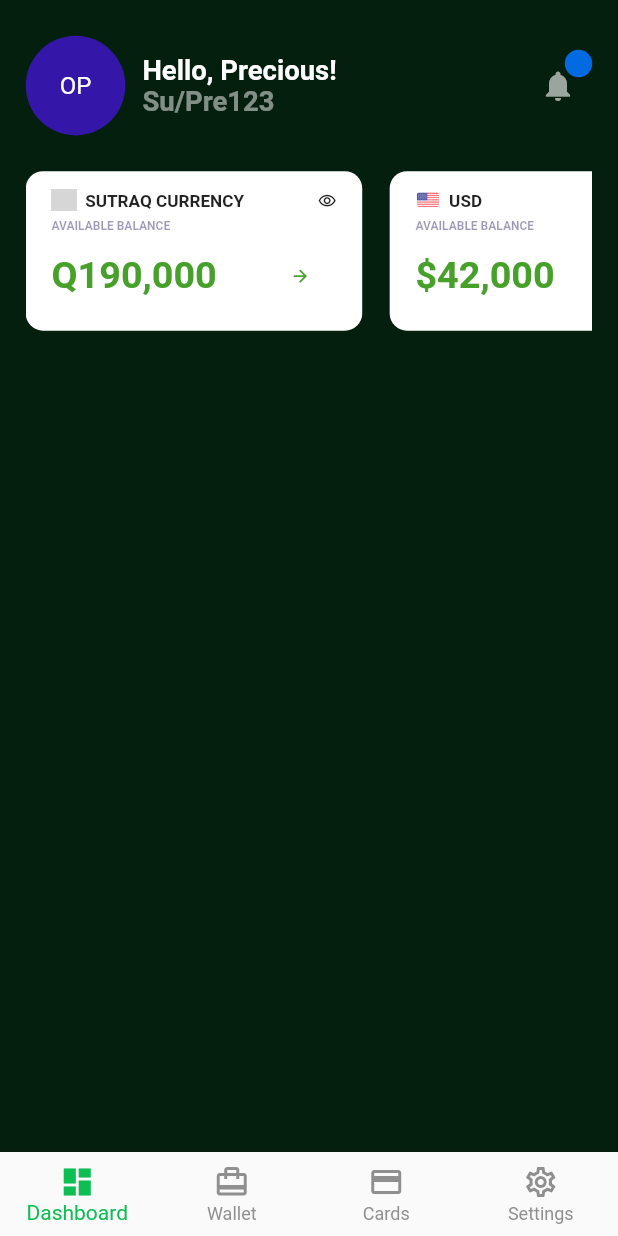
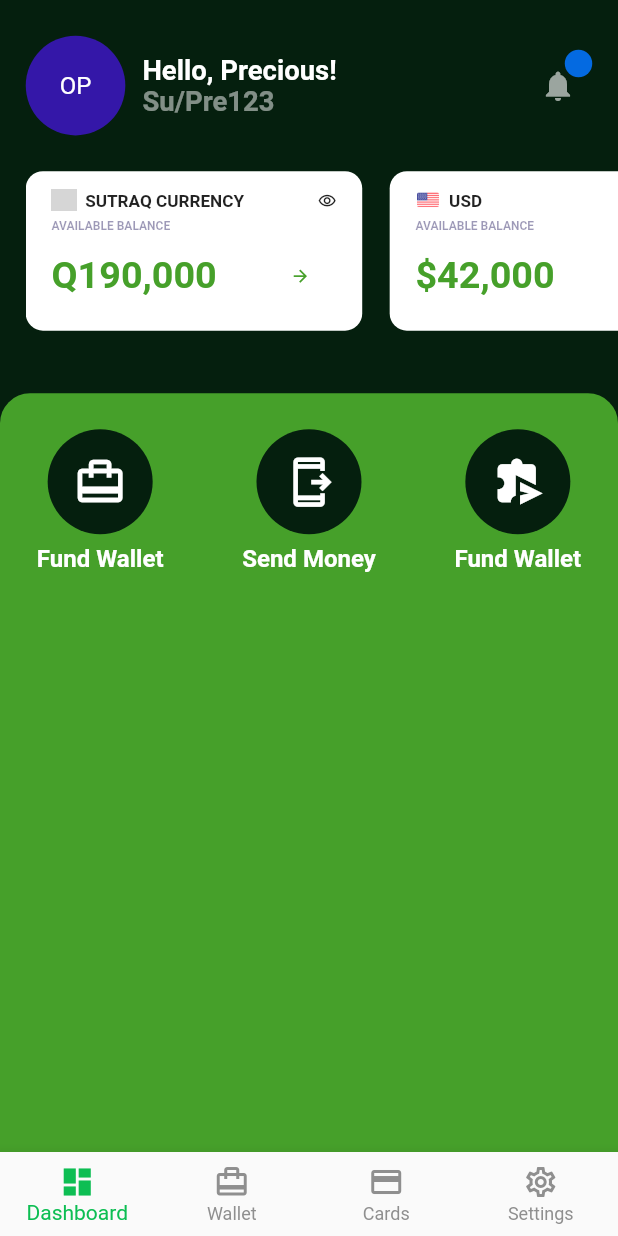
Before and after one commit to Sohag-84/Bank_UI_design, a Flutter app: the BottomNavBarPage screen opened by its route, on a phone screen of 412 x 824 dp. Run offline on Flutter 3.47's test engine with Material 2 defaults, Android fonts, the phone set to English and light mode, and no system bars; our stand-ins replace flutter_screenutil, get; grey boxes are pictures that could not be loaded.

Commit message:
create custom transaction

```diff
--- a/lib/constant/color.dart
+++ b/lib/constant/color.dart
@@ -27,7 +27,7 @@ class BottomNavColor {
   static Color unselectedItemColor = Color(0xFF7A7A7A).withOpacity(0.84);
 }
 
-class DashboardColor{
+class DashboardColor {
   static const Color bg_color = Color(0xFF051F0E);
   static const Color containerColor = Colors.white;
   static const Color textColor = Colors.white;
--- a/lib/constant/strings.dart
+++ b/lib/constant/strings.dart
@@ -50,9 +50,12 @@ class TipText {
   static const String buttonText = "Got It!";
 }
 
-class DashboardText{
+class DashboardText {
   static const String welcomeText = "Hello, Precious!";
   static const String welcomeText2 = "Su/Pre123";
   static const String surtaqCurrency = "SUTRAQ CURRENCY";
   static const String availableBalance = "AVAILABLE BALANCE";
+  static const String fundWallet = "Fund Wallet";
+  static const String sendMoney = "Send Money";
+  static const String withdraw = "Withdraw";
 }
--- a/lib/views/dashboard_screen.dart
+++ b/lib/views/dashboard_screen.dart
@@ -2,12 +2,11 @@
 
 import 'package:bank_ui_design/constant/color.dart';
 import 'package:bank_ui_design/constant/strings.dart';
-import 'package:flutter/cupertino.dart';
 import 'package:flutter/material.dart';
-import 'package:flutter/rendering.dart';
 import 'package:flutter_screenutil/flutter_screenutil.dart';
 
 import '../widgets/custom_container.dart';
+import '../widgets/custom_transaction.dart';
 
 class DashboardScreen extends StatelessWidget {
   const DashboardScreen({Key? key}) : super(key: key);
@@ -17,11 +16,16 @@ class DashboardScreen extends StatelessWidget {
     return Scaffold(
       backgroundColor: DashboardColor.bg_color,
       body: SafeArea(
-        child: Padding(
-          padding: EdgeInsets.only(left: 15.w, right: 15.w, top: 20.h),
+        child: SingleChildScrollView(
           child: Column(
             children: [
-              Row(
+              Padding(
+                padding: EdgeInsets.only(left: 15.w, top: 20.h),
+                child: Column(
+                  children: [
+                    Padding(
+                      padding: EdgeInsets.only(right: 15.w),
+                      child: Row(
                         mainAxisAlignment: MainAxisAlignment.spaceBetween,
                         children: [
                           SizedBox(
@@ -32,7 +36,8 @@ class DashboardScreen extends StatelessWidget {
                                   backgroundColor: Color(0xFF3417A8),
                                   child: Text(
                                     "OP",
-                            style: TextStyle(color: DashboardColor.textColor),
+                                    style: TextStyle(
+                                        color: DashboardColor.textColor),
                                   ),
                                 ),
                                 SizedBox(
@@ -81,12 +86,14 @@ class DashboardScreen extends StatelessWidget {
                                       radius: 8.r,
                                       backgroundColor:
                                           DashboardColor.notificationColor,
-                              ))
+                                    ),
+                                  ),
                                 ],
                               ),
                             ),
                           ),
                         ],
+                      ),
                     ),
                     SizedBox(
                       height: 20.h,
@@ -99,34 +106,86 @@ class DashboardScreen extends StatelessWidget {
                           CustomContainer(
                             image: 'images/splash.png',
                             title: DashboardText.surtaqCurrency,
-                        balance: 'Q190,000'),
+                            balance: 'Q190,000',
+                          ),
                           SizedBox(
                             width: 16.w,
                           ),
                           CustomContainer(
                             image: 'images/usa.png',
                             title: "USD",
-                        balance: '\$42,000'),
+                            balance: '\$42,000',
+                          ),
                           SizedBox(
                             width: 16.w,
                           ),
                           CustomContainer(
                             image: 'images/bd.png',
                             title: "BDT",
-                        balance: '৳5190,000'),
+                            balance: '৳5190,000',
+                          ),
                           SizedBox(
                             width: 16.w,
                           ),
                           CustomContainer(
                             image: 'images/german.png',
                             title: DashboardText.surtaqCurrency,
-                        balance: '€230,000'),
+                            balance: '€230,000',
+                          ),
                           SizedBox(
                             width: 16.w,
                           ),
                         ],
                       ),
-              )
+                    ),
+                  ],
+                ),
+              ),
+              SizedBox(
+                height: 35.h,
+              ),
+              SizedBox(
+                height: 504.h,
+                child: Container(
+                  decoration: BoxDecoration(
+                    color: DashboardColor.balanceColor,
+                    borderRadius: BorderRadius.only(
+                      topLeft: Radius.circular(20),
+                      topRight: Radius.circular(20),
+                    ),
+                  ),
+                  child: SizedBox(
+                    width: double.infinity,
+                    child: Column(
+                      children: [
+                        Row(
+                          mainAxisAlignment: MainAxisAlignment.spaceAround,
+                          children: [
+                            CustomTransaction(
+                              icon: Icons.wallet_travel,
+                              text: DashboardText.fundWallet,
+                            ),
+                            SizedBox(
+                              height: 20.h,
+                            ),
+                            CustomTransaction(
+                              icon: Icons.send_to_mobile_outlined,
+                              text: DashboardText.sendMoney,
+                            ),
+                            SizedBox(
+                              height: 20.h,
+                            ),
+                            CustomTransaction(
+                              icon: Icons.send_time_extension,
+                              text: DashboardText.fundWallet,
+                            ),
+                          ],
+                        ),
+                      ],
+                    ),
+                  ),
+                ),
+              ),
             ],
           ),
         ),
--- a/lib/views/pages/bottom_nav_page.dart
+++ b/lib/views/pages/bottom_nav_page.dart
@@ -1,49 +1,51 @@
 // ignore_for_file: prefer_const_literals_to_create_immutables, prefer_const_constructors
 
 import 'package:flutter/material.dart';
-import 'package:get/get.dart';
 
 import '../../constant/color.dart';
-import '../../controller/onboarding_controller.dart';
 import '../card_screen.dart';
 import '../dashboard_screen.dart';
 import '../setting_screen.dart';
 import '../wallet_screen.dart';
 
 class BottomNavBarPage extends StatefulWidget {
-  BottomNavBarPage({Key? key}) : super(key: key);
+  const BottomNavBarPage({Key? key}) : super(key: key);
 
   @override
   State<BottomNavBarPage> createState() => _BottomNavBarPageState();
 }
 
 class _BottomNavBarPageState extends State<BottomNavBarPage> {
-
   final pages = [
-    DashboardScreen(),WalletScreen(),CardScreen(),SettingScreen()
+    DashboardScreen(),
+    WalletScreen(),
+    CardScreen(),
+    SettingScreen()
   ];
   int _currentIndex = 0;
-
 
   @override
   Widget build(BuildContext context) {
     return Scaffold(
-      bottomNavigationBar :BottomNavigationBar(
+      bottomNavigationBar: BottomNavigationBar(
         type: BottomNavigationBarType.fixed,
         selectedItemColor: BottomNavColor.selectedItemColor,
         unselectedItemColor: BottomNavColor.unselectedItemColor,
         currentIndex: _currentIndex,
-        onTap: (index){
+        onTap: (index) {
           setState(() {
             _currentIndex = index;
           });
         },
-
         items: [
-          BottomNavigationBarItem(icon: Icon(Icons.dashboard),label: "Dashboard"),
-          BottomNavigationBarItem(icon: Icon(Icons.wallet_travel),label: "Wallet"),
-          BottomNavigationBarItem(icon: Icon(Icons.credit_card_outlined),label: "Cards"),
-          BottomNavigationBarItem(icon: Icon(Icons.settings_outlined),label: "Settings"),
+          BottomNavigationBarItem(
+              icon: Icon(Icons.dashboard), label: "Dashboard"),
+          BottomNavigationBarItem(
+              icon: Icon(Icons.wallet_travel), label: "Wallet"),
+          BottomNavigationBarItem(
+              icon: Icon(Icons.credit_card_outlined), label: "Cards"),
+          BottomNavigationBarItem(
+              icon: Icon(Icons.settings_outlined), label: "Settings"),
         ],
       ),
       body: pages[_currentIndex],
--- /dev/null
+++ b/lib/widgets/custom_transaction.dart
@@ -0,0 +1,48 @@
+// ignore_for_file: prefer_typing_uninitialized_variables
+
+import 'package:flutter/material.dart';
+import 'package:flutter_screenutil/flutter_screenutil.dart';
+
+import '../constant/color.dart';
+
+class CustomTransaction extends StatelessWidget {
+  final IconData icon;
+  final text;
+  const CustomTransaction({Key? key, required this.icon, required this.text})
+      : super(key: key);
+
+  @override
+  Widget build(BuildContext context) {
+    return Padding(
+      padding: EdgeInsets.symmetric(vertical: 20.h, horizontal: 20.w),
+      child: Row(
+        children: [
+          Column(
+            children: [
+              CircleAvatar(
+                radius: 35,
+                backgroundColor: DashboardColor.circleColor,
+                child: Icon(
+                  icon,
+                  color: Colors.white,
+                  size: 30.h,
+                ),
+              ),
+              SizedBox(
+                height: 6.h,
+              ),
+              Text(
+                text,
+                style: TextStyle(
+                  fontSize: 14.sp,
+                  fontWeight: FontWeight.w700,
+                  color: Colors.white,
+                ),
+              )
+            ],
+          ),
+        ],
+      ),
+    );
+  }
+}
```
Lines whose indentation alone changed are shown as unchanged.
